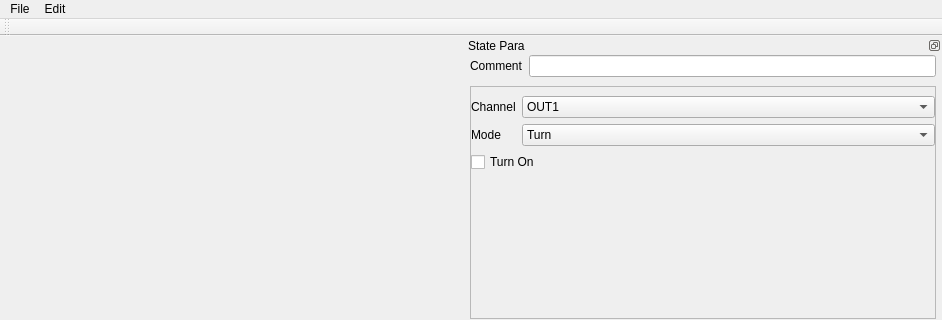
Before: the Qt Designer form arcDesigner/mainwindow.ui in chenxinfeng4/ArControl, drawn with Qt 5; both pictures show x 0 to 942 and y 0 to 320 of the 942 by 638 pixel window.
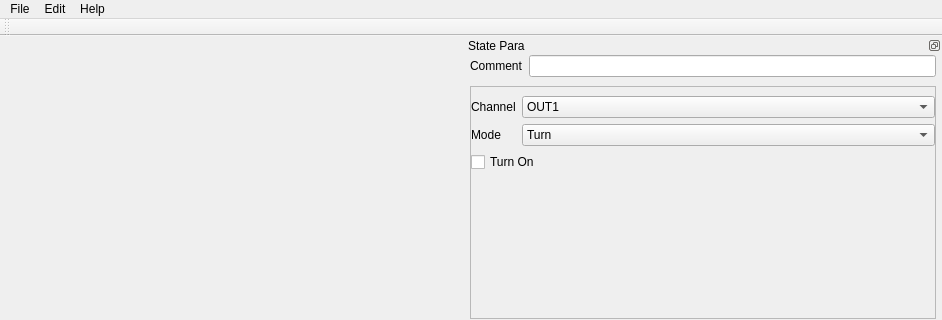
After: the same form once the commit is applied. Icons and pictures are not drawn. Custom widgets are drawn as their Qt base class.

Commit message: add About_me menu

Diff of the .ui file:
```diff
--- a/arcDesigner/mainwindow.ui
+++ b/arcDesigner/mainwindow.ui
@@ -75,8 +75,15 @@
     <addaction name="actionPin_Assignment"/>
     <addaction name="actionVar_Assignment"/>
    </widget>
+   <widget class="QMenu" name="menuHelp">
+    <property name="title">
+     <string>Help</string>
+    </property>
+    <addaction name="actionAbout_me"/>
+   </widget>
    <addaction name="menuFile"/>
    <addaction name="menuEdit"/>
+   <addaction name="menuHelp"/>
   </widget>
   <widget class="QToolBar" name="mainToolBar">
    <attribute name="toolBarArea">
```
Left out of the diff: 5 changed lines with no effect on the pictures. The commit also changes 11 other files.
